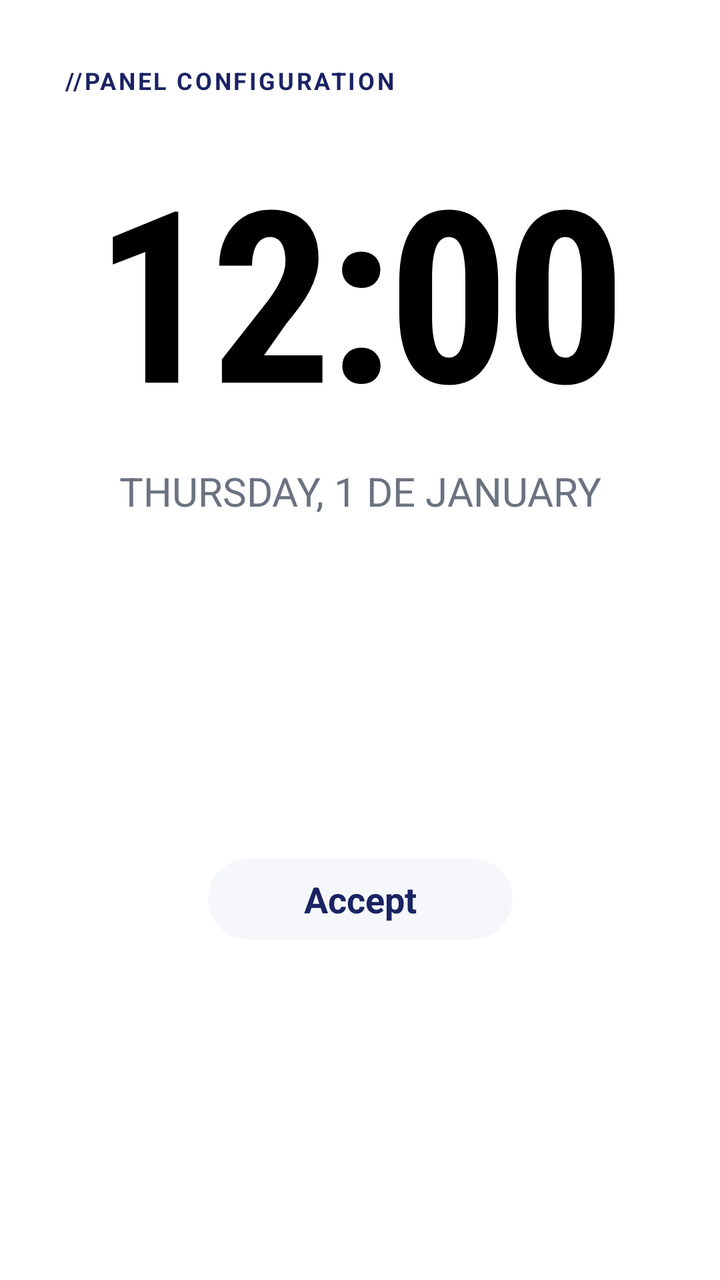
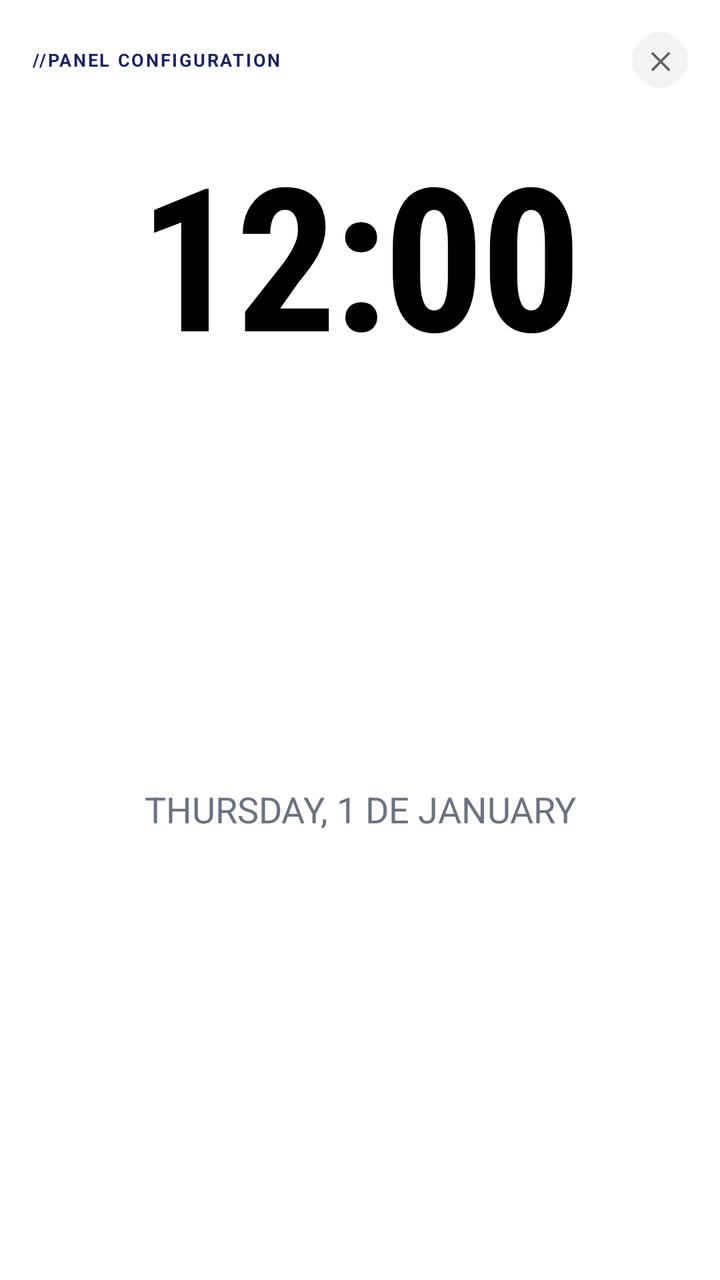

Compare the two renders of this Android layout. The source of the first and the diff that turns it into the second are given below.
<!-- AndroidManifest.xml: application theme Theme.LauncherTs13 -->
<!-- res/layout/dialog_clock.xml -->
<?xml version="1.0" encoding="utf-8"?>
<androidx.constraintlayout.widget.ConstraintLayout xmlns:android="http://schemas.android.com/apk/res/android"
    xmlns:app="http://schemas.android.com/apk/res-auto"
    android:layout_width="match_parent"
    android:layout_height="wrap_content"
    android:paddingHorizontal="32dp"
    android:paddingVertical="32dp"
    android:background="@drawable/bg_dialog_rounded">

    <TextView
        android:id="@+id/tv_clock_header"
        android:layout_width="wrap_content"
        android:layout_height="wrap_content"
        android:text="@string/config_panel_title"
        android:textColor="@color/environment_unselected_title"
        android:textSize="12sp"
        android:textStyle="bold"
        android:letterSpacing="0.1"
        app:layout_constraintTop_toTopOf="parent"
        app:layout_constraintStart_toStartOf="parent" />

    <TextClock
        android:id="@+id/tc_large_time"
        android:layout_width="wrap_content"
        android:layout_height="wrap_content"
        android:format12Hour="h:mm"
        android:format24Hour="HH:mm"
        android:textColor="@color/black"
        android:textSize="120sp"
        android:textStyle="bold"
        android:fontFamily="sans-serif-condensed"
        android:letterSpacing="-0.02"
        android:layout_marginTop="16dp"
        app:layout_constraintTop_toBottomOf="@id/tv_clock_header"
        app:layout_constraintStart_toStartOf="parent"
        app:layout_constraintEnd_toEndOf="parent" />

    <TextClock
        android:id="@+id/tc_large_date"
        android:layout_width="wrap_content"
        android:layout_height="wrap_content"
        android:format12Hour="EEEE, d 'de' MMMM"
        android:format24Hour="EEEE, d 'de' MMMM"
        android:textColor="@color/dock_text_inactive"
        android:textSize="20sp"
        android:textAllCaps="true"
        android:layout_marginTop="8dp"
        app:layout_constraintTop_toBottomOf="@id/tc_large_time"
        app:layout_constraintStart_toStartOf="parent"
        app:layout_constraintEnd_toEndOf="parent" />

    <com.google.android.material.card.MaterialCardView
        android:id="@+id/btn_close_clock"
        android:layout_width="wrap_content"
        android:layout_height="wrap_content"
        android:layout_marginTop="32dp"
        app:cardCornerRadius="24dp"
        app:cardElevation="0dp"
        app:cardBackgroundColor="@color/environment_unselected_bg"
        app:strokeWidth="0dp"
        app:layout_constraintTop_toBottomOf="@id/tc_large_date"
        app:layout_constraintStart_toStartOf="parent"
        app:layout_constraintEnd_toEndOf="parent"
        app:layout_constraintBottom_toBottomOf="parent">

        <TextView
            android:layout_width="wrap_content"
            android:layout_height="wrap_content"
            android:text="@string/accept"
            android:textColor="@color/environment_unselected_title"
            android:textSize="18sp"
            android:textStyle="bold"
            android:paddingHorizontal="48dp"
            android:paddingVertical="8dp" />

    </com.google.android.material.card.MaterialCardView>

</androidx.constraintlayout.widget.ConstraintLayout>
<!-- resources referenced by this layout -->
<resources>
  <color name="black">#FF000000</color>
  <color name="dock_text_inactive">#6B7280</color>
  <color name="environment_unselected_bg">#F5F7FA</color>
  <color name="environment_unselected_title">#1A2363</color>
  <!-- drawable bg_dialog_rounded (drawable) -->
  <?xml version="1.0" encoding="utf-8"?>
  <shape xmlns:android="http://schemas.android.com/apk/res/android">
      <solid android:color="@color/white" />
      <corners android:radius="28dp" />
  </shape>
  <string name="accept">Accept</string>
  <string name="config_panel_title">//PANEL CONFIGURATION</string>
  <style name="Theme.LauncherTs13" parent="Theme.MaterialComponents.DayNight.NoActionBar">
          <item name="colorPrimary">@color/dock_logo_color</item>
          <item name="colorPrimaryVariant">@color/dock_logo_color</item>
          <item name="colorOnPrimary">@color/white</item>
          <item name="colorSecondary">@color/teal_200</item>
          <item name="colorSecondaryVariant">@color/teal_700</item>
          <item name="colorOnSecondary">@color/black</item>
          <item name="android:windowBackground">@android:color/transparent</item>
          <item name="android:windowIsTranslucent">true</item>
          <item name="android:windowShowWallpaper">true</item>
          <item name="android:statusBarColor">@android:color/transparent</item>
          <item name="android:navigationBarColor">@android:color/transparent</item>
          <item name="android:windowLayoutInDisplayCutoutMode" tools:targetApi="o_mr1">shortEdges</item>
      </style>
  <color name="white">#FFFFFFFF</color>
  <color name="dock_logo_color">#1A2363</color>
  <color name="teal_200">#FF03DAC5</color>
  <color name="teal_700">#FF018786</color>
</resources>

<!-- the commit's change to res/layout/dialog_clock.xml (unified diff, before → after) -->
@@ -3,21 +3,42 @@
     xmlns:app="http://schemas.android.com/apk/res-auto"
     android:layout_width="match_parent"
     android:layout_height="wrap_content"
-    android:paddingHorizontal="32dp"
-    android:paddingVertical="32dp"
+    android:padding="@dimen/dialog_padding"
     android:background="@drawable/bg_dialog_rounded">
 
-    <TextView
-        android:id="@+id/tv_clock_header"
-        android:layout_width="wrap_content"
+    
+    <RelativeLayout
+        android:id="@+id/clock_header"
+        android:layout_width="match_parent"
         android:layout_height="wrap_content"
-        android:text="@string/config_panel_title"
-        android:textColor="@color/environment_unselected_title"
-        android:textSize="12sp"
-        android:textStyle="bold"
-        android:letterSpacing="0.1"
-        app:layout_constraintTop_toTopOf="parent"
-        app:layout_constraintStart_toStartOf="parent" />
+        app:layout_constraintTop_toTopOf="parent">
+
+        <TextView
+            android:layout_width="wrap_content"
+            android:layout_height="wrap_content"
+            android:layout_alignParentStart="true"
+            android:layout_centerVertical="true"
+            android:text="@string/config_panel_title"
+            android:textColor="@color/environment_unselected_title"
+            android:textSize="@dimen/text_size_header_label"
+            android:textStyle="bold"
+            android:letterSpacing="0.1" />
+
+        <TextView
+            android:id="@+id/btn_close_clock_x"
+            android:layout_width="@dimen/dialog_close_button_size"
+            android:layout_height="@dimen/dialog_close_button_size"
+            android:layout_alignParentEnd="true"
+            android:layout_centerVertical="true"
+            android:background="@drawable/bg_name_selector_close"
+            android:clickable="true"
+            android:focusable="true"
+            android:gravity="center"
+            android:text="✕"
+            android:textColor="#5F6368"
+            android:textSize="12sp"
+            android:textStyle="bold" />
+    </RelativeLayout>
 
     <TextClock
         android:id="@+id/tc_large_time"
@@ -26,12 +47,12 @@
         android:format12Hour="h:mm"
         android:format24Hour="HH:mm"
         android:textColor="@color/black"
-        android:textSize="120sp"
+        android:textSize="100sp"
         android:textStyle="bold"
         android:fontFamily="sans-serif-condensed"
         android:letterSpacing="-0.02"
         android:layout_marginTop="16dp"
-        app:layout_constraintTop_toBottomOf="@id/tv_clock_header"
+        app:layout_constraintTop_toBottomOf="@id/clock_header"
         app:layout_constraintStart_toStartOf="parent"
         app:layout_constraintEnd_toEndOf="parent" />
 
@@ -42,37 +63,13 @@
         android:format12Hour="EEEE, d 'de' MMMM"
         android:format24Hour="EEEE, d 'de' MMMM"
         android:textColor="@color/dock_text_inactive"
-        android:textSize="20sp"
+        android:textSize="18sp"
         android:textAllCaps="true"
         android:layout_marginTop="8dp"
+        android:layout_marginBottom="16dp"
         app:layout_constraintTop_toBottomOf="@id/tc_large_time"
         app:layout_constraintStart_toStartOf="parent"
-        app:layout_constraintEnd_toEndOf="parent" />
-
-    <com.google.android.material.card.MaterialCardView
-        android:id="@+id/btn_close_clock"
-        android:layout_width="wrap_content"
-        android:layout_height="wrap_content"
-        android:layout_marginTop="32dp"
-        app:cardCornerRadius="24dp"
-        app:cardElevation="0dp"
-        app:cardBackgroundColor="@color/environment_unselected_bg"
-        app:strokeWidth="0dp"
-        app:layout_constraintTop_toBottomOf="@id/tc_large_date"
-        app:layout_constraintStart_toStartOf="parent"
         app:layout_constraintEnd_toEndOf="parent"
-        app:layout_constraintBottom_toBottomOf="parent">
-
-        <TextView
-            android:layout_width="wrap_content"
-            android:layout_height="wrap_content"
-            android:text="@string/accept"
-            android:textColor="@color/environment_unselected_title"
-            android:textSize="18sp"
-            android:textStyle="bold"
-            android:paddingHorizontal="48dp"
-            android:paddingVertical="8dp" />
-
-    </com.google.android.material.card.MaterialCardView>
+        app:layout_constraintBottom_toBottomOf="parent" />
 
 </androidx.constraintlayout.widget.ConstraintLayout>
<!-- resource entries referenced after the edit -->
@@ -2,15 +2,22 @@
 <resources>
   <color name="black">#FF000000</color>
   <color name="dock_text_inactive">#6B7280</color>
-  <color name="environment_unselected_bg">#F5F7FA</color>
   <color name="environment_unselected_title">#1A2363</color>
+  <dimen name="dialog_close_button_size">28dp</dimen>
+  <dimen name="dialog_padding">16dp</dimen>
+  <dimen name="text_size_header_label">9sp</dimen>
   <!-- drawable bg_dialog_rounded (drawable) -->
   <?xml version="1.0" encoding="utf-8"?>
   <shape xmlns:android="http://schemas.android.com/apk/res/android">
       <solid android:color="@color/white" />
       <corners android:radius="28dp" />
   </shape>
-  <string name="accept">Accept</string>
+  <!-- drawable bg_name_selector_close (drawable) -->
+  <?xml version="1.0" encoding="utf-8"?>
+  <shape xmlns:android="http://schemas.android.com/apk/res/android"
+      android:shape="oval">
+      <solid android:color="#F1F3F4" />
+  </shape>
   <string name="config_panel_title">//PANEL CONFIGURATION</string>
   <style name="Theme.LauncherTs13" parent="Theme.MaterialComponents.DayNight.NoActionBar">
           <item name="colorPrimary">@color/dock_logo_color</item>
